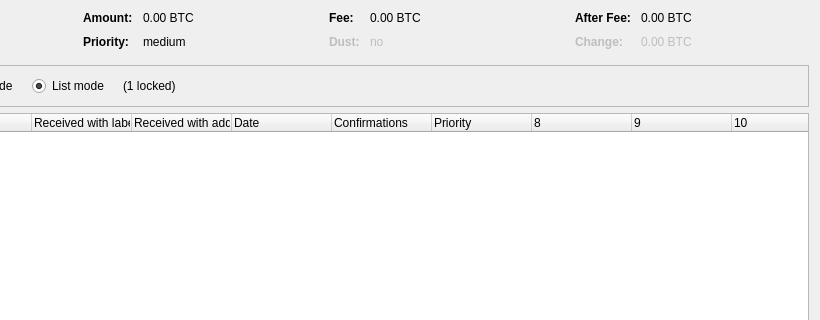
Before: the Qt Designer form src/qt/forms/coincontroldialog.ui in coinmenace/perfectcore, drawn with Qt 5; both pictures show x 180 to 1000 and y 0 to 320 of the 1000 by 500 pixel window.
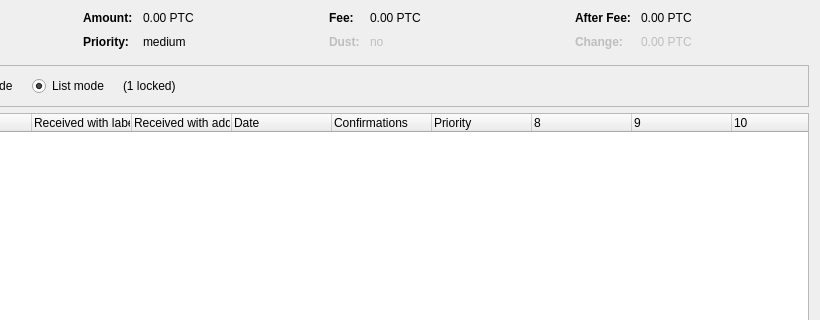
After: the same form once the commit is applied. Custom widgets are drawn as their Qt base class.

What changed in the file:
```diff
--- a/src/qt/forms/coincontroldialog.ui
+++ b/src/qt/forms/coincontroldialog.ui
@@ -132,7 +132,7 @@
           <enum>Qt::ActionsContextMenu</enum>
          </property>
          <property name="text">
-          <string notr="true">0.00 BTC</string>
+          <string notr="true">0.00 PTC</string>
          </property>
          <property name="textInteractionFlags">
           <set>Qt::LinksAccessibleByMouse|Qt::TextSelectableByKeyboard|Qt::TextSelectableByMouse</set>
@@ -206,7 +206,7 @@
           <enum>Qt::ActionsContextMenu</enum>
          </property>
          <property name="text">
-          <string notr="true">0.00 BTC</string>
+          <string notr="true">0.00 PTC</string>
          </property>
          <property name="textInteractionFlags">
           <set>Qt::LinksAccessibleByMouse|Qt::TextSelectableByKeyboard|Qt::TextSelectableByMouse</set>
@@ -286,7 +286,7 @@
           <enum>Qt::ActionsContextMenu</enum>
          </property>
          <property name="text">
-          <string notr="true">0.00 BTC</string>
+          <string notr="true">0.00 PTC</string>
          </property>
          <property name="textInteractionFlags">
           <set>Qt::LinksAccessibleByMouse|Qt::TextSelectableByKeyboard|Qt::TextSelectableByMouse</set>
@@ -321,7 +321,7 @@
           <enum>Qt::ActionsContextMenu</enum>
          </property>
          <property name="text">
-          <string notr="true">0.00 BTC</string>
+          <string notr="true">0.00 PTC</string>
          </property>
          <property name="textInteractionFlags">
           <set>Qt::LinksAccessibleByMouse|Qt::TextSelectableByKeyboard|Qt::TextSelectableByMouse</set>
```
